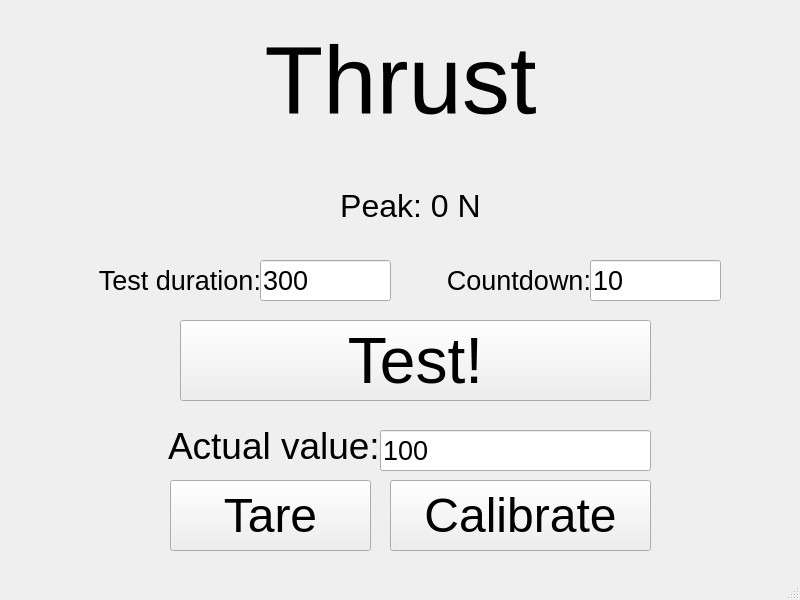
Qt form app/app.ui (Clopeq/DataLogger) before a commit.
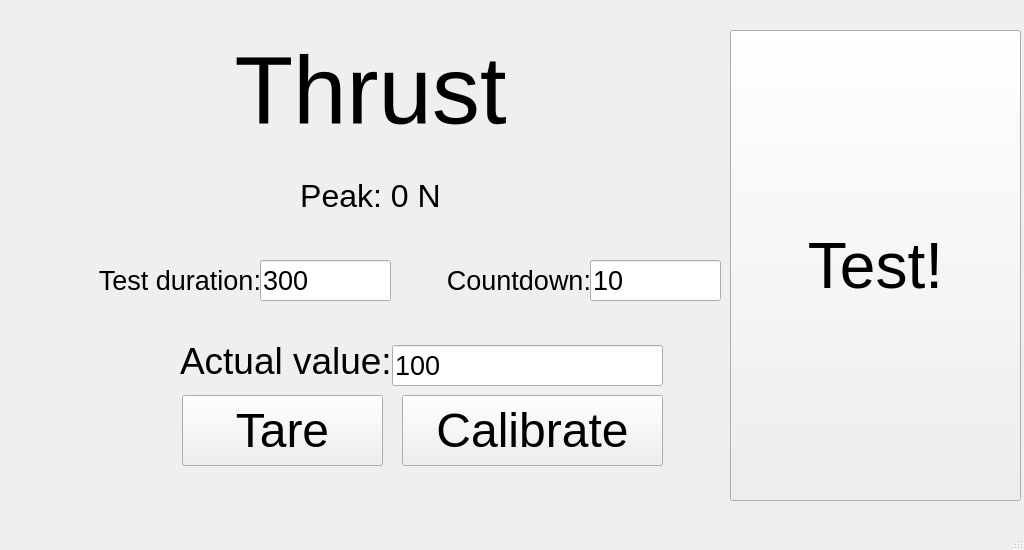
The same form after that commit.

Commit message: Tare testing2

Diff of the .ui file:
```diff
--- a/app/app.ui
+++ b/app/app.ui
@@ -6,8 +6,8 @@
    <rect>
     <x>0</x>
     <y>0</y>
-    <width>800</width>
-    <height>600</height>
+    <width>1024</width>
+    <height>550</height>
    </rect>
   </property>
   <property name="windowTitle">
@@ -17,10 +17,10 @@
    <widget class="QPushButton" name="testButton">
     <property name="geometry">
      <rect>
-      <x>180</x>
-      <y>320</y>
-      <width>471</width>
-      <height>81</height>
+      <x>730</x>
+      <y>30</y>
+      <width>291</width>
+      <height>471</height>
      </rect>
     </property>
     <property name="font">
@@ -35,8 +35,8 @@
    <widget class="QLabel" name="titleLabel">
     <property name="geometry">
      <rect>
-      <x>50</x>
-      <y>-20</y>
+      <x>20</x>
+      <y>-10</y>
       <width>701</width>
       <height>201</height>
      </rect>
@@ -56,8 +56,8 @@
    <widget class="QLineEdit" name="actualValue">
     <property name="geometry">
      <rect>
-      <x>380</x>
-      <y>430</y>
+      <x>392</x>
+      <y>345</y>
       <width>271</width>
       <height>41</height>
      </rect>
@@ -74,8 +74,8 @@
    <widget class="QPushButton" name="tareButton">
     <property name="geometry">
      <rect>
-      <x>170</x>
-      <y>480</y>
+      <x>182</x>
+      <y>395</y>
       <width>201</width>
       <height>71</height>
      </rect>
@@ -92,8 +92,8 @@
    <widget class="QPushButton" name="calibrateButton">
     <property name="geometry">
      <rect>
-      <x>390</x>
-      <y>480</y>
+      <x>402</x>
+      <y>395</y>
       <width>261</width>
       <height>71</height>
      </rect>
@@ -110,8 +110,8 @@
    <widget class="QLabel" name="label_2">
     <property name="geometry">
      <rect>
-      <x>168</x>
-      <y>405</y>
+      <x>180</x>
+      <y>320</y>
       <width>231</width>
       <height>81</height>
      </rect>
@@ -206,8 +206,8 @@
    <widget class="QLabel" name="peakThrustLabel">
     <property name="geometry">
      <rect>
-      <x>320</x>
-      <y>180</y>
+      <x>280</x>
+      <y>170</y>
       <width>181</width>
       <height>51</height>
      </rect>
```
Left out of the diff: 2 changed lines with no effect on the pictures. The commit also changes 1 other file.
